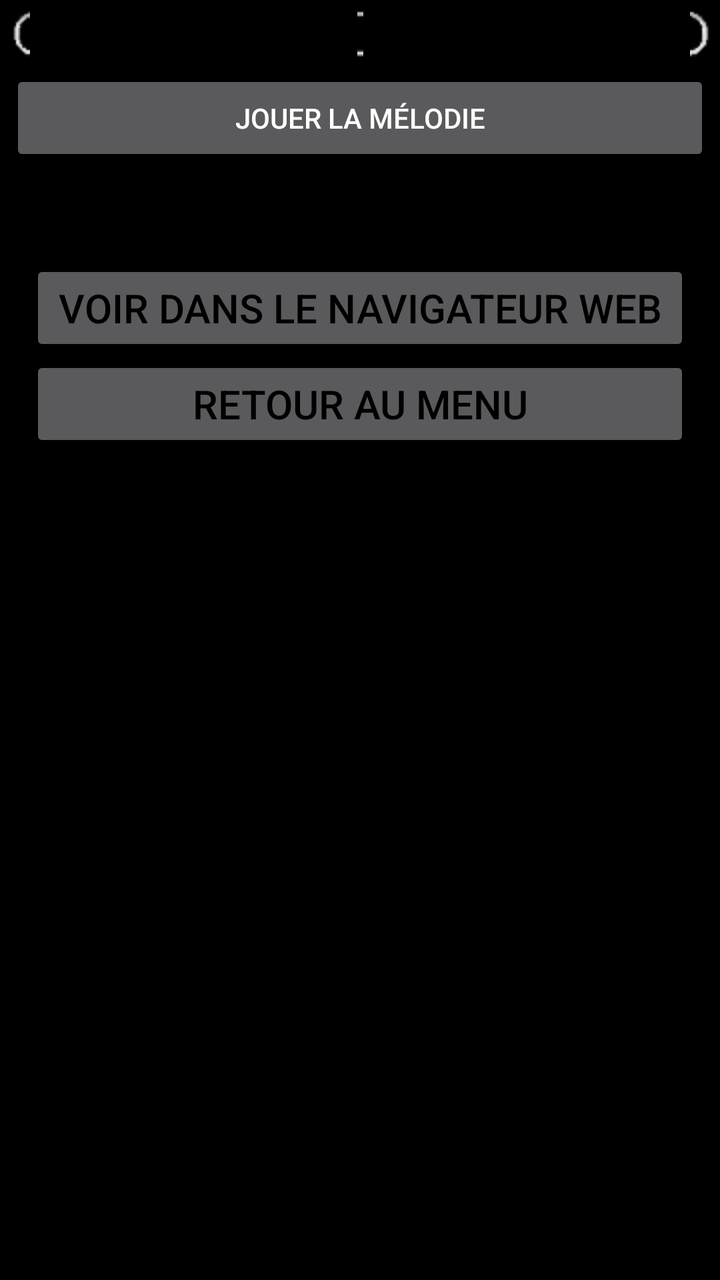
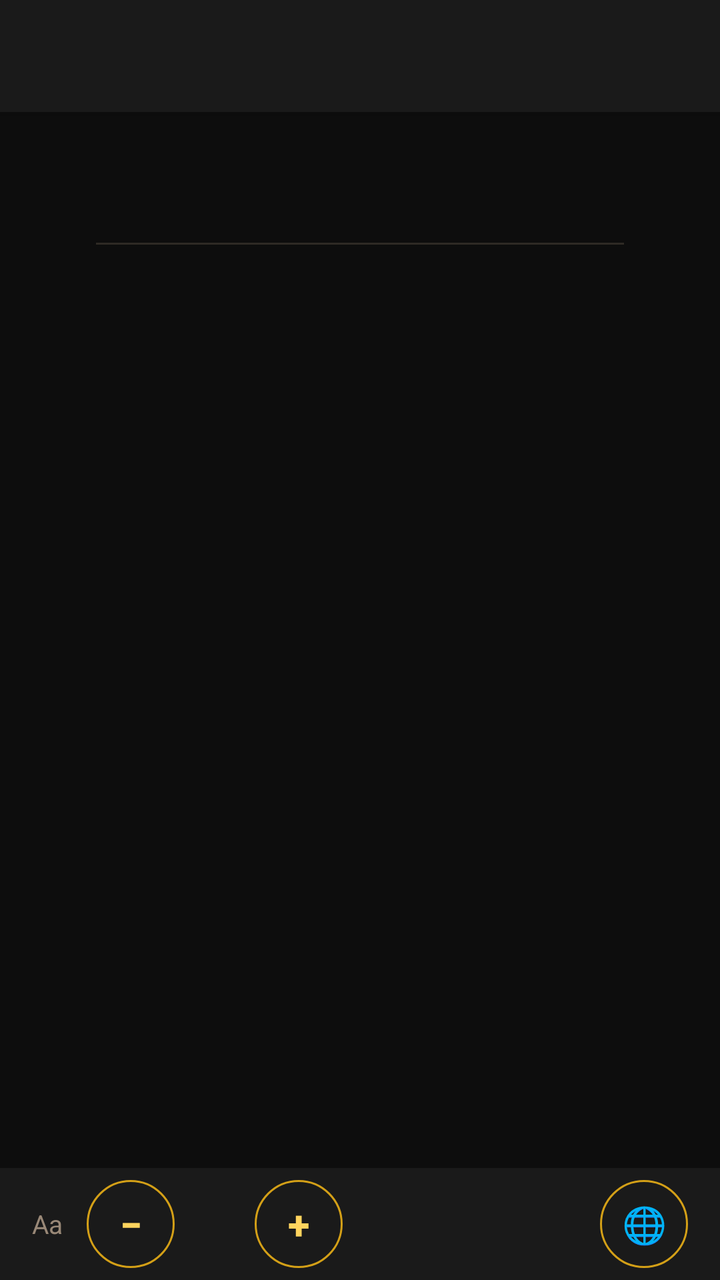

Screens rendered from an Android XML layout before and after an edit, with the pre-edit source and the edit as a unified diff.
<!-- AndroidManifest.xml: application theme AppTheme -->
<!-- res/layout/paillardeview.xml -->
<?xml version="1.0" encoding="utf-8"?>
<ScrollView xmlns:android="http://schemas.android.com/apk/res/android"
    android:layout_width="match_parent"
    android:layout_height="match_parent"
    android:background="@color/black">

    <LinearLayout
        android:layout_width="match_parent"
        android:layout_height="wrap_content"
        android:orientation="vertical">

        <TextView
            android:id="@+id/ch_titre"
            android:layout_width="match_parent"
            android:layout_height="wrap_content"
            android:background="@drawable/title"
            android:gravity="center"
            android:textColor="@color/white"
            android:textSize="@dimen/ch_titre" />

        <Button
            android:id="@+id/btn_play_midi"
            android:layout_width="match_parent"
            android:layout_height="wrap_content"
            android:layout_marginLeft="@dimen/texte_margin"
            android:layout_marginRight="@dimen/texte_margin"
            android:text="@string/btn_play" />

        <TextView
            android:id="@+id/ch_paroles"
            android:layout_width="match_parent"
            android:layout_height="wrap_content"
            android:layout_marginLeft="@dimen/texte_margin"
            android:layout_marginRight="@dimen/texte_margin"
            android:layout_marginBottom="@dimen/ch_paroles"
            android:gravity="center_horizontal"
            android:textColor="@color/white"
            android:textSize="@dimen/ch_paroles" />

        <Button
            android:id="@+id/btn_site_web"
            android:layout_width="match_parent"
            android:layout_height="wrap_content"
            android:layout_marginLeft="@dimen/btn_margin_left"
            android:layout_marginRight="@dimen/btn_margin_right"
            android:text="@string/btn_site_web"
            android:textColor="@color/black"
            android:textSize="@dimen/btn_paroles" />

        <Button
            android:id="@+id/btn_retour"
            android:layout_width="match_parent"
            android:layout_height="wrap_content"
            android:layout_marginLeft="@dimen/btn_margin_left"
            android:layout_marginRight="@dimen/btn_margin_right"
            android:text="@string/btn_retour"
            android:textColor="@color/black"
            android:textSize="@dimen/btn_paroles" />
    </LinearLayout>
</ScrollView>
<!-- resources referenced by this layout -->
<resources>
  <color name="black">#000000</color>
  <color name="white">#FFFFFF</color>
  <dimen name="btn_margin_left">15sp</dimen>
  <dimen name="btn_margin_right">15sp</dimen>
  <dimen name="btn_paroles">20sp</dimen>
  <dimen name="ch_paroles">20sp</dimen>
  <dimen name="ch_titre">26sp</dimen>
  <dimen name="texte_margin">5sp</dimen>
  <!-- drawable title: png bitmap (drawable, 2064 bytes) -->
  <string name="btn_play">Jouer la mélodie</string>
  <string name="btn_retour">Retour au menu</string>
  <string name="btn_site_web">Voir dans le navigateur web</string>
  <style name="AppTheme" parent="Theme.AppCompat.NoActionBar">
          <item name="colorPrimary">@color/black</item>
          <item name="colorPrimaryDark">@color/black</item>
          <item name="colorAccent">@color/white</item>
          <item name="android:windowBackground">@color/black</item>
      </style>
</resources>

<!-- the commit's change to res/layout/paillardeview.xml (unified diff, before → after) -->
@@ -1,60 +1,152 @@
 <?xml version="1.0" encoding="utf-8"?>
-<ScrollView xmlns:android="http://schemas.android.com/apk/res/android"
+<androidx.coordinatorlayout.widget.CoordinatorLayout
+    xmlns:android="http://schemas.android.com/apk/res/android"
+    xmlns:app="http://schemas.android.com/apk/res-auto"
     android:layout_width="match_parent"
     android:layout_height="match_parent"
-    android:background="@color/black">
+    android:background="@color/color_bg">
 
-    <LinearLayout
+    
+    <com.google.android.material.appbar.AppBarLayout
+        android:id="@+id/appbar"
         android:layout_width="match_parent"
         android:layout_height="wrap_content"
-        android:orientation="vertical">
+        android:background="@color/color_surface"
+        app:elevation="4dp">
+
+        <androidx.appcompat.widget.Toolbar
+            android:id="@+id/toolbar_view"
+            android:layout_width="match_parent"
+            android:layout_height="?attr/actionBarSize"
+            style="@style/Widget.App.Toolbar" />
+
+    </com.google.android.material.appbar.AppBarLayout>
+
+    
+    <androidx.core.widget.NestedScrollView
+        android:layout_width="match_parent"
+        android:layout_height="match_parent"
+        android:background="@color/color_bg"
+        android:paddingBottom="@dimen/font_size_bar_height"
+        android:clipToPadding="false"
+        app:layout_behavior="@string/appbar_scrolling_view_behavior">
+
+        <LinearLayout
+            android:layout_width="match_parent"
+            android:layout_height="wrap_content"
+            android:orientation="vertical"
+            android:paddingStart="@dimen/texte_margin"
+            android:paddingEnd="@dimen/texte_margin"
+            android:paddingTop="20dp"
+            android:paddingBottom="20dp">
+
+            
+            <TextView
+                android:id="@+id/ch_titre"
+                android:layout_width="match_parent"
+                android:layout_height="wrap_content"
+                android:gravity="center"
+                android:paddingBottom="16dp"
+                android:textColor="@color/color_gold_text"
+                android:textSize="@dimen/ch_titre"
+                android:textStyle="bold" />
+
+            
+            <View
+                android:layout_width="match_parent"
+                android:layout_height="1dp"
+                android:layout_marginStart="32dp"
+                android:layout_marginEnd="32dp"
+                android:layout_marginBottom="20dp"
+                android:background="@color/color_divider" />
+
+            
+            <TextView
+                android:id="@+id/ch_paroles"
+                android:layout_width="match_parent"
+                android:layout_height="wrap_content"
+                android:gravity="center_horizontal"
+                android:lineSpacingMultiplier="1.5"
+                android:textColor="@color/color_text_primary"
+                android:textSize="@dimen/ch_paroles" />
+
+        </LinearLayout>
+
+    </androidx.core.widget.NestedScrollView>
+
+    
+    <LinearLayout
+        android:id="@+id/font_size_bar"
+        android:layout_width="match_parent"
+        android:layout_height="@dimen/font_size_bar_height"
+        android:layout_gravity="bottom"
+        android:background="@color/color_surface"
+        android:elevation="8dp"
+        android:gravity="center_vertical"
+        android:orientation="horizontal"
+        android:paddingStart="16dp"
+        android:paddingEnd="16dp">
 
         <TextView
-            android:id="@+id/ch_titre"
-            android:layout_width="match_parent"
+            android:layout_width="wrap_content"
             android:layout_height="wrap_content"
-            android:background="@drawable/title"
-            android:gravity="center"
-            android:textColor="@color/white"
-            android:textSize="@dimen/ch_titre" />
+            android:text="Aa"
+            android:textColor="@color/color_text_secondary"
+            android:textSize="13sp" />
 
-        <Button
-            android:id="@+id/btn_play_midi"
-            android:layout_width="match_parent"
-            android:layout_height="wrap_content"
-            android:layout_marginLeft="@dimen/texte_margin"
-            android:layout_marginRight="@dimen/texte_margin"
-            android:text="@string/btn_play" />
+        <com.google.android.material.button.MaterialButton
+            android:id="@+id/btn_font_decrease"
+            android:layout_width="44dp"
+            android:layout_height="44dp"
+            android:layout_marginStart="12dp"
+            android:text="−"
+            android:textSize="20sp"
+            style="@style/Widget.App.Button.Circle" />
 
         <TextView
-            android:id="@+id/ch_paroles"
-            android:layout_width="match_parent"
+            android:id="@+id/tv_font_size"
+            android:layout_width="40dp"
             android:layout_height="wrap_content"
-            android:layout_marginLeft="@dimen/texte_margin"
-            android:layout_marginRight="@dimen/texte_margin"
-            android:layout_marginBottom="@dimen/ch_paroles"
-            android:gravity="center_horizontal"
-            android:textColor="@color/white"
-            android:textSize="@dimen/ch_paroles" />
+            android:gravity="center"
+            android:textColor="@color/color_gold_text"
+            android:textSize="15sp"
+            android:textStyle="bold" />
 
-        <Button
+        <com.google.android.material.button.MaterialButton
+            android:id="@+id/btn_font_increase"
+            android:layout_width="44dp"
+            android:layout_height="44dp"
+            android:text="+"
+            android:textSize="20sp"
+            style="@style/Widget.App.Button.Circle" />
+
+        
+        <View
+            android:layout_width="0dp"
+            android:layout_height="1dp"
+            android:layout_weight="1" />
+
+        
+        <com.google.android.material.button.MaterialButton
+            android:id="@+id/btn_play_midi"
+            android:layout_width="wrap_content"
+            android:layout_height="44dp"
+            android:layout_marginEnd="8dp"
+            android:text=""
+            android:visibility="gone"
+            app:icon="@drawable/ic_musical_note"
+            app:iconGravity="textStart"
+            app:iconTint="@color/color_on_gold" />
+
+        
+        <com.google.android.material.button.MaterialButton
             android:id="@+id/btn_site_web"
-            android:layout_width="match_parent"
-            android:layout_height="wrap_content"
-            android:layout_marginLeft="@dimen/btn_margin_left"
-            android:layout_marginRight="@dimen/btn_margin_right"
-            android:text="@string/btn_site_web"
-            android:textColor="@color/black"
-            android:textSize="@dimen/btn_paroles" />
+            android:layout_width="44dp"
+            android:layout_height="44dp"
+            android:text="🌐"
+            android:textSize="18sp"
+            style="@style/Widget.App.Button.Circle" />
 
-        <Button
-            android:id="@+id/btn_retour"
-            android:layout_width="match_parent"
-            android:layout_height="wrap_content"
-            android:layout_marginLeft="@dimen/btn_margin_left"
-            android:layout_marginRight="@dimen/btn_margin_right"
-            android:text="@string/btn_retour"
-            android:textColor="@color/black"
-            android:textSize="@dimen/btn_paroles" />
     </LinearLayout>
-</ScrollView>
+
+</androidx.coordinatorlayout.widget.CoordinatorLayout>
<!-- resource entries referenced after the edit -->
@@ -1,22 +1,70 @@
 <!-- resources referenced by this layout -->
 <resources>
-  <color name="black">#000000</color>
-  <color name="white">#FFFFFF</color>
-  <dimen name="btn_margin_left">15sp</dimen>
-  <dimen name="btn_margin_right">15sp</dimen>
-  <dimen name="btn_paroles">20sp</dimen>
-  <dimen name="ch_paroles">20sp</dimen>
-  <dimen name="ch_titre">26sp</dimen>
-  <dimen name="texte_margin">5sp</dimen>
-  <!-- drawable title: png bitmap (drawable, 2064 bytes) -->
-  <string name="btn_play">Jouer la mélodie</string>
-  <string name="btn_retour">Retour au menu</string>
-  <string name="btn_site_web">Voir dans le navigateur web</string>
-  <style name="AppTheme" parent="Theme.AppCompat.NoActionBar">
-          <item name="colorPrimary">@color/black</item>
-          <item name="colorPrimaryDark">@color/black</item>
-          <item name="colorAccent">@color/white</item>
-          <item name="android:windowBackground">@color/black</item>
+  <color name="color_bg">#0D0D0D</color>
+  <color name="color_divider">#2E2A24</color>
+  <color name="color_gold_text">#FFD45E</color>
+  <color name="color_on_gold">#0D0D0D</color>
+  <color name="color_surface">#1A1A1A</color>
+  <color name="color_text_primary">#F0E6C8</color>
+  <color name="color_text_secondary">#998877</color>
+  <dimen name="ch_paroles">18sp</dimen>
+  <dimen name="ch_titre">22sp</dimen>
+  <dimen name="font_size_bar_height">56dp</dimen>
+  <dimen name="texte_margin">16dp</dimen>
+  <!-- drawable ic_musical_note (drawable) -->
+  <?xml version="1.0" encoding="utf-8"?>
+  <vector xmlns:android="http://schemas.android.com/apk/res/android"
+      android:width="24dp"
+      android:height="24dp"
+      android:viewportWidth="24"
+      android:viewportHeight="24">
+      <path
+          android:fillColor="#FFFFFF"
+          android:pathData="M12,3v10.55c-0.59,-0.34 -1.27,-0.55 -2,-0.55c-2.21,0 -4,1.79 -4,4s1.79,4 4,4s4,-1.79 4,-4V7h4V3h-6z" />
+  </vector>
+  <style name="Widget.App.Button.Circle" parent="Widget.MaterialComponents.Button.OutlinedButton">
+          <item name="strokeColor">@color/color_gold</item>
+          <item name="android:textColor">@color/color_gold_text</item>
+          <item name="android:textAllCaps">false</item>
+          <item name="cornerRadius">22dp</item>
+          <item name="android:minWidth">44dp</item>
+          <item name="android:minHeight">44dp</item>
+          <item name="android:paddingStart">0dp</item>
+          <item name="android:paddingEnd">0dp</item>
+          <item name="android:insetTop">0dp</item>
+          <item name="android:insetBottom">0dp</item>
+          <item name="iconGravity">textStart</item>
+          <item name="iconPadding">0dp</item>
+      </style>
+  <style name="Widget.App.Toolbar" parent="Widget.MaterialComponents.Toolbar">
+          <item name="android:background">@color/color_surface</item>
+          <item name="titleTextColor">@color/color_gold_text</item>
+          <item name="navigationIconTint">@color/color_gold_text</item>
+      </style>
+  <style name="AppTheme" parent="Theme.MaterialComponents.NoActionBar">
+          <item name="colorPrimary">@color/color_gold</item>
+          <item name="colorPrimaryDark">@color/color_gold_dark</item>
+          <item name="colorAccent">@color/color_gold</item>
+          <item name="colorSurface">@color/color_surface</item>
+          <item name="colorOnSurface">@color/color_text_primary</item>
+          <item name="android:colorBackground">@color/color_bg</item>
+          <item name="android:windowBackground">@color/color_bg</item>
+          <item name="android:textColorPrimary">@color/color_text_primary</item>
+          <item name="android:textColorSecondary">@color/color_text_secondary</item>
+          <item name="materialButtonStyle">@style/Widget.App.Button</item>
+          <item name="toolbarStyle">@style/Widget.App.Toolbar</item>
+      </style>
+  <color name="color_gold">#D4A017</color>
+  <color name="color_gold_dark">#A67C00</color>
+  <style name="Widget.App.Button" parent="Widget.MaterialComponents.Button">
+          <item name="backgroundTint">@color/color_gold</item>
+          <item name="android:textColor">@color/color_on_gold</item>
+          <item name="android:textStyle">bold</item>
+          <item name="cornerRadius">8dp</item>
+          <item name="android:textAllCaps">false</item>
+          <item name="android:letterSpacing">0</item>
+          <item name="android:paddingTop">12dp</item>
+          <item name="android:paddingBottom">12dp</item>
       </style>
 </resources>
 
